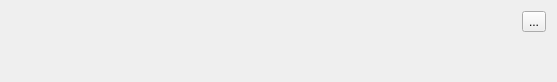
Above: DayTotolTable/DayTotolTable.ui from weibo6631352/wx before the change. Below: the same form after it.
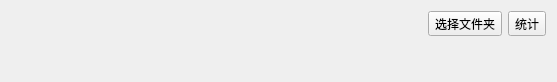
That is the form after the change.

Commit message: 1，错误高亮 2，日结统计不同场次代理系数可设置不一样

```diff
--- a/DayTotolTable/DayTotolTable.ui
+++ b/DayTotolTable/DayTotolTable.ui
@@ -26,7 +26,14 @@
      <item>
       <widget class="QToolButton" name="toolButton_selete_datedir">
        <property name="text">
-        <string>...</string>
+        <string>选择文件夹</string>
+       </property>
+      </widget>
+     </item>
+     <item>
+      <widget class="QToolButton" name="toolButton">
+       <property name="text">
+        <string>统计</string>
        </property>
       </widget>
      </item>
```
Left out of the diff: 21 changed lines with no effect on the pictures. The commit also changes 6 other files.
